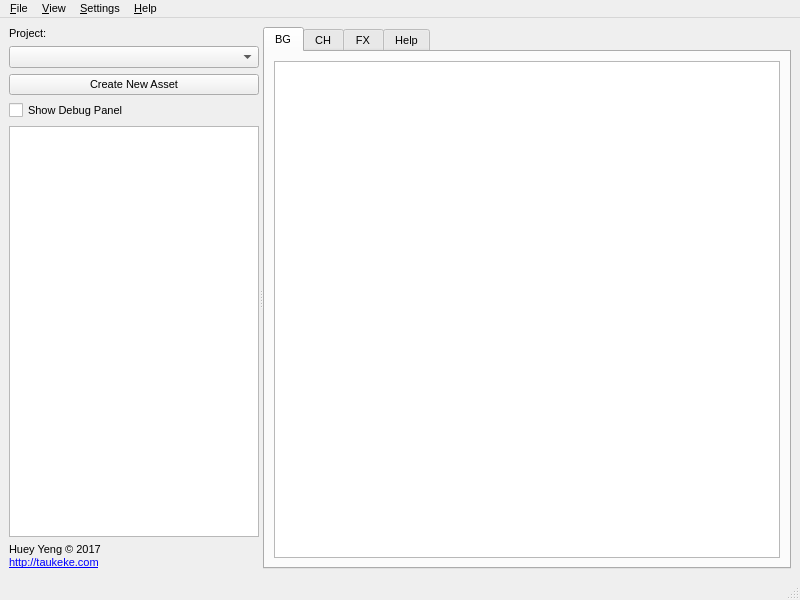
Old version of the form ui/main.ui in the repository hueyyeng/AssetsBrowser.
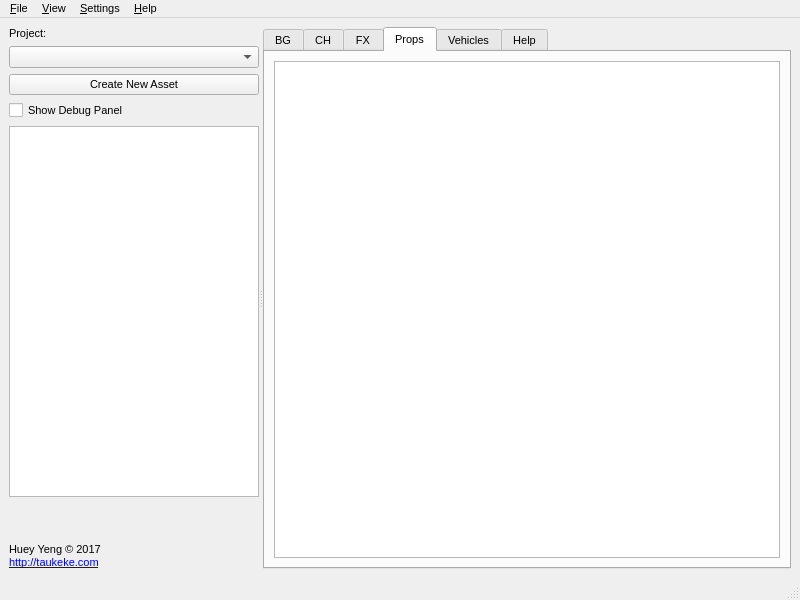
New version of the form. The open tabs and pages were chosen to show the change.

Commit message:
actionWidget UI now reflow correctly and added contextEventMenu
- contextEventMenu now appear when right-click on QColumnView (WIP)
- Respective QColumnView disabled if asset directory doesn't exists

-TODO: Prepare docs and detailed help.html for using the app
-TODO: Cleaning up the Preferences dialog

```diff
--- a/ui/main.ui
+++ b/ui/main.ui
@@ -144,7 +144,30 @@
          </widget>
         </item>
         <item>
-         <widget class="QTextEdit" name="textEdit"/>
+         <widget class="QTextEdit" name="textEdit">
+          <property name="sizePolicy">
+           <sizepolicy hsizetype="Expanding" vsizetype="Expanding">
+            <horstretch>0</horstretch>
+            <verstretch>1</verstretch>
+           </sizepolicy>
+          </property>
+         </widget>
+        </item>
+        <item>
+         <spacer name="textSpacer">
+          <property name="orientation">
+           <enum>Qt::Vertical</enum>
+          </property>
+          <property name="sizeType">
+           <enum>QSizePolicy::MinimumExpanding</enum>
+          </property>
+          <property name="sizeHint" stdset="0">
+           <size>
+            <width>20</width>
+            <height>40</height>
+           </size>
+          </property>
+         </spacer>
         </item>
         <item>
          <widget class="QLabel" name="labelCredits">
@@ -226,6 +249,40 @@
          </item>
         </layout>
        </widget>
+       <widget class="QWidget" name="tabProps">
+        <attribute name="title">
+         <string>Props</string>
+        </attribute>
+        <layout class="QHBoxLayout" name="horizontalLayout_7">
+         <item>
+          <widget class="QColumnView" name="columnViewProps">
+           <property name="alternatingRowColors">
+            <bool>false</bool>
+           </property>
+           <property name="resizeGripsVisible">
+            <bool>true</bool>
+           </property>
+          </widget>
+         </item>
+        </layout>
+       </widget>
+       <widget class="QWidget" name="tabVehicles">
+        <attribute name="title">
+         <string>Vehicles</string>
+        </attribute>
+        <layout class="QHBoxLayout" name="horizontalLayout_8">
+         <item>
+          <widget class="QColumnView" name="columnViewVehicles">
+           <property name="alternatingRowColors">
+            <bool>false</bool>
+           </property>
+           <property name="resizeGripsVisible">
+            <bool>true</bool>
+           </property>
+          </widget>
+         </item>
+        </layout>
+       </widget>
        <widget class="QWidget" name="tabHelp">
         <attribute name="title">
          <string>Help</string>
```
Left out of the diff: 3 changed lines with no effect on the pictures. The commit also changes 4 other files.
